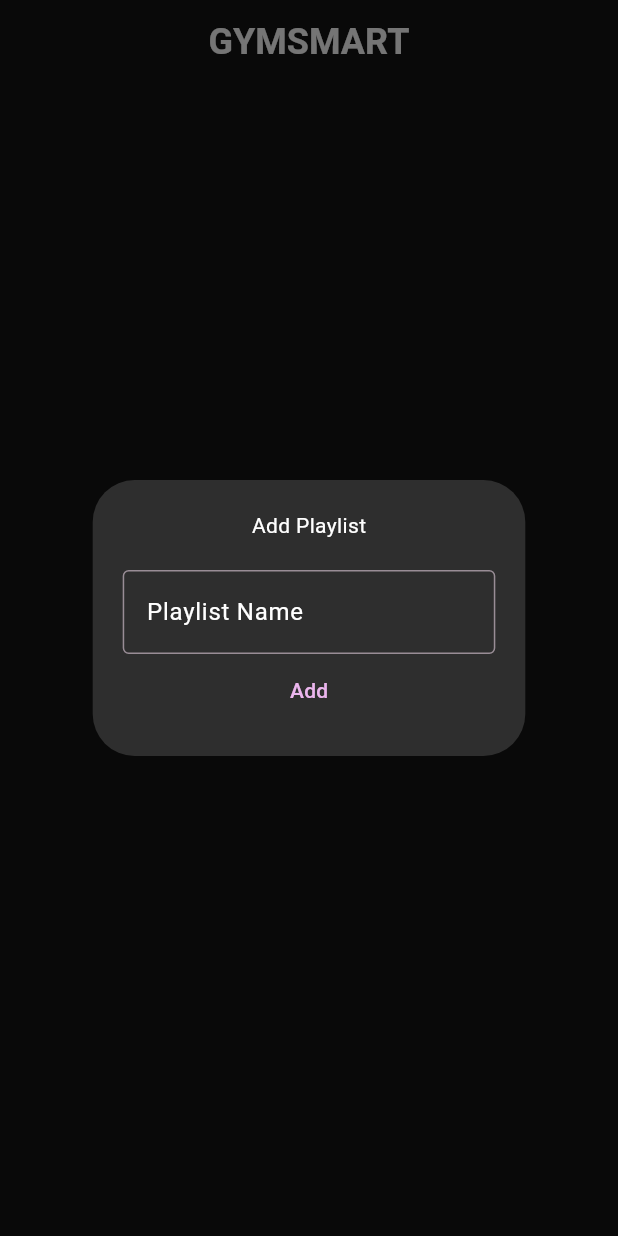
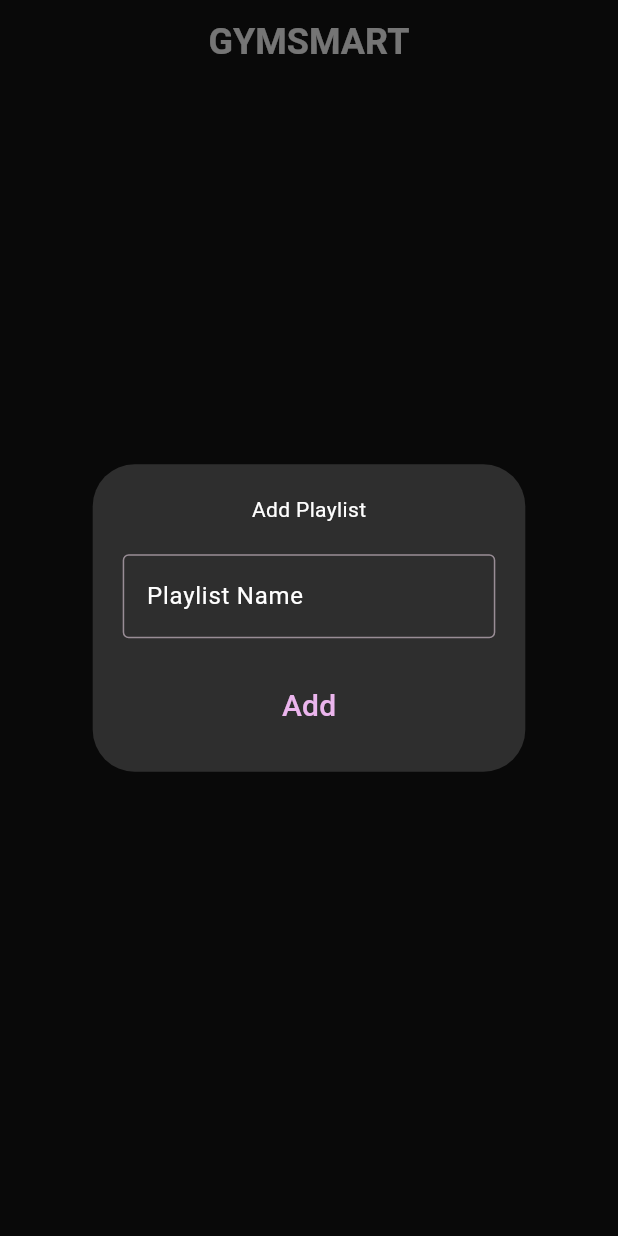
Before and after one commit to Deadabdul/gym_smart, a Flutter app: the screen it shows after launch, after a tap on "Add Playlist", on a phone screen of 412 x 824 dp. Run offline on Flutter 3.47's test engine with Material 3 defaults, Android fonts, the light colour scheme and no system bars; our stand-ins replace another_flushbar, drift, sqflite, sqlite3_flutter_libs; missing offline and left inert: sqlite3; accounts and stored records are empty; generated files the repository leaves out were written again; statements that could not run were skipped.

Commit message:
page displays exerceses

```diff
--- a/lib/main_app.dart
+++ b/lib/main_app.dart
@@ -1,6 +1,5 @@
 // ignore_for_file: deprecated_member_use
 
-import 'package:flutter/cupertino.dart';
 import 'package:flutter/material.dart';
 import 'package:gym_smart/pages/main_page.dart';
 import 'package:gym_smart/utils/types.dart';
--- a/lib/pages/main_page.dart
+++ b/lib/pages/main_page.dart
@@ -2,6 +2,7 @@ import 'package:another_flushbar/flushbar.dart';
 import 'package:flutter/cupertino.dart';
 import 'package:flutter/material.dart';
 import 'package:gym_smart/database/drift/database.dart';
+import 'package:gym_smart/pages/playlist_page.dart';
 import 'package:gym_smart/utils/utils.dart';
 
 class MainPage extends StatelessWidget {
@@ -24,6 +25,7 @@ class MainPage extends StatelessWidget {
                 border: OutlineInputBorder(),
               ),
             ),
+            Text(error, style: const TextStyle(color: Colors.red),),
             TextButton(
               onPressed: () async {
                 if (textController.text.isEmpty) {
@@ -35,8 +37,14 @@ class MainPage extends StatelessWidget {
                 await AppDatabase.instance.addPlaylist(textController.text);
                 Navigator.pop(context);
               },
-              child: const Text("Add")
+              child: const Text(
+                "Add",
+                style: TextStyle(
+                  fontSize: 20
                 ),
+              )
+            ),
+
 
 
           ]
@@ -58,8 +66,8 @@ class MainPage extends StatelessWidget {
         child: Dismissible(
           direction: DismissDirection.endToStart,
           key: ValueKey(playlist.id),
-          onDismissed: (direction) async {
-            await deletePlaylist(playlist.id, context);
+          onDismissed: (direction) {
+             deletePlaylist(playlist.id, context);
           },
           background: Container(
             color: Colors.red,
@@ -78,6 +86,15 @@ class MainPage extends StatelessWidget {
                 fontSize: 24
               ),
             ),
+            trailing: const Icon(
+              CupertinoIcons.chevron_right,
+              size: 20,
+            ),
+            onTap: () {
+                Navigator.of(context).push(
+                  MaterialPageRoute(builder: (context) => PlaylistPage(playlist: playlist)),
+                );
+            },
 
           ),
         ),
@@ -126,24 +143,29 @@ class MainPage extends StatelessWidget {
                   const Text(
                     "Playlists",
                     style: TextStyle(
-                      fontSize: 20,
+                      fontSize: 25,
                     ),
                   ),
                   const Spacer(),
                   IconButton(
                     onPressed: () => _showAddPlaylistDialog(context),
-                    icon: const Icon(Icons.add)
+                    icon: const Icon(
+                      Icons.add,
+                      size: 40,
+                    )
                   ),
                 ],
               ),
-              const SizedBox(height: 20),
-              ListView.builder(
+              Padding(
+                padding: const EdgeInsets.only(top: 15, left: 10),
+                child: ListView.builder(
                   shrinkWrap: true,
                   itemCount: snapshot.data!.length,
                   itemBuilder: (context, index) {
                     var playlist = snapshot.data![index];
                     return _playlistTile(context, playlist);
                   },
+                ),
               ),
             ],
           );
--- a/pubspec.yaml
+++ b/pubspec.yaml
@@ -8,6 +8,7 @@ environment:
 
 dependencies:
   another_flushbar: ^1.12.30
+  cupertino_icons: ^1.0.8
   drift: ^2.19.1+1
   drift_flutter: ^0.1.0
   flutter:
```
Also changed, not shown: lib/database/drift/database.dart (+4 -3 lines), lib/database/exercise_base.dart (+10 -1 lines), lib/pages/playlist_page.dart (added, +79 -0 lines), lib/search_delegates/exercise_search_delegate.dart (+5 -4 lines). Lines whose indentation alone changed are shown as unchanged.
